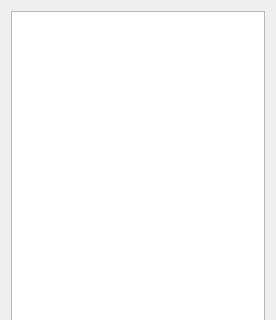
First picture: the form in UI/ToolboxBrowserWidget.ui, repository alexneufeld/FreeCAD_PartsToolbox, before the edit; both pictures show x 0 to 276 and y 0 to 320 of the 276 by 584 pixel window.
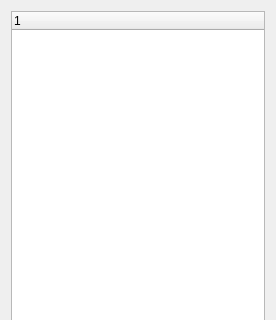
Second picture: the form after the edit.

Commit message: Use QtGui.TreeWidget to show parts in dock

```diff
--- a/UI/ToolboxBrowserWidget.ui
+++ b/UI/ToolboxBrowserWidget.ui
@@ -15,7 +15,7 @@
   </property>
   <layout class="QVBoxLayout" name="verticalLayout">
    <item>
-    <widget class="QTreeView" name="treeView">
+    <widget class="QTreeWidget" name="treeWidget">
      <property name="sizePolicy">
       <sizepolicy hsizetype="Preferred" vsizetype="MinimumExpanding">
        <horstretch>0</horstretch>
@@ -28,9 +28,14 @@
        <height>300</height>
       </size>
      </property>
-     <attribute name="headerDefaultSectionSize">
-      <number>22</number>
+     <attribute name="headerVisible">
+      <bool>true</bool>
      </attribute>
+     <column>
+      <property name="text">
+       <string notr="true">1</string>
+      </property>
+     </column>
     </widget>
    </item>
    <item>
```
The commit also changes 5 other files.
